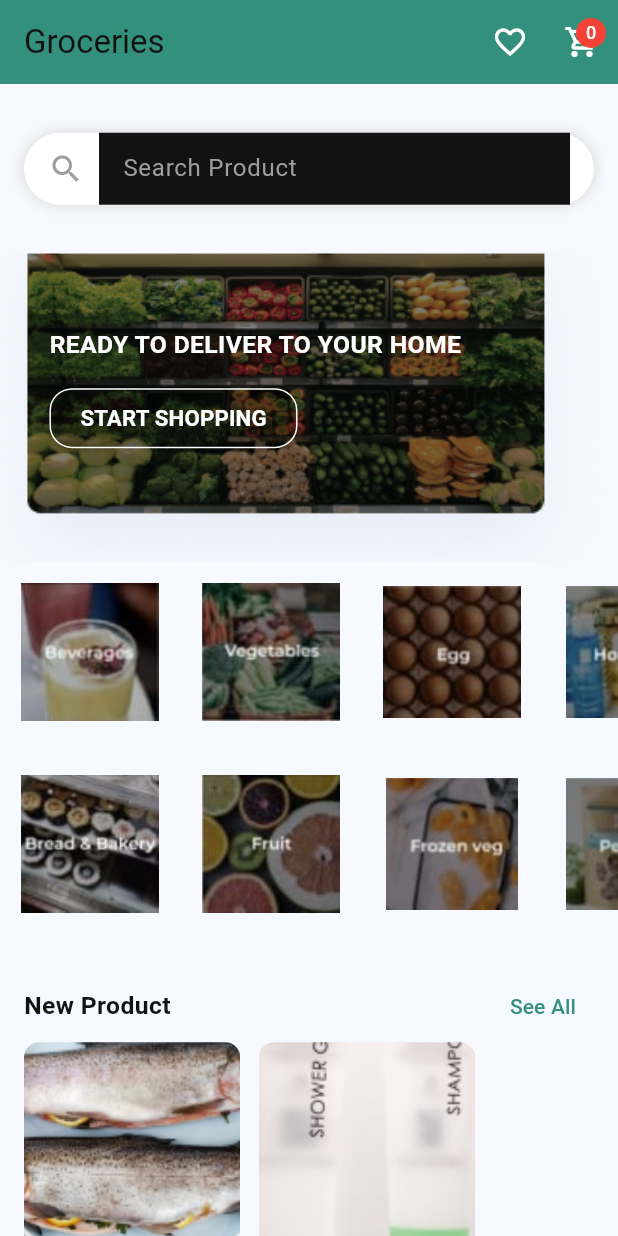
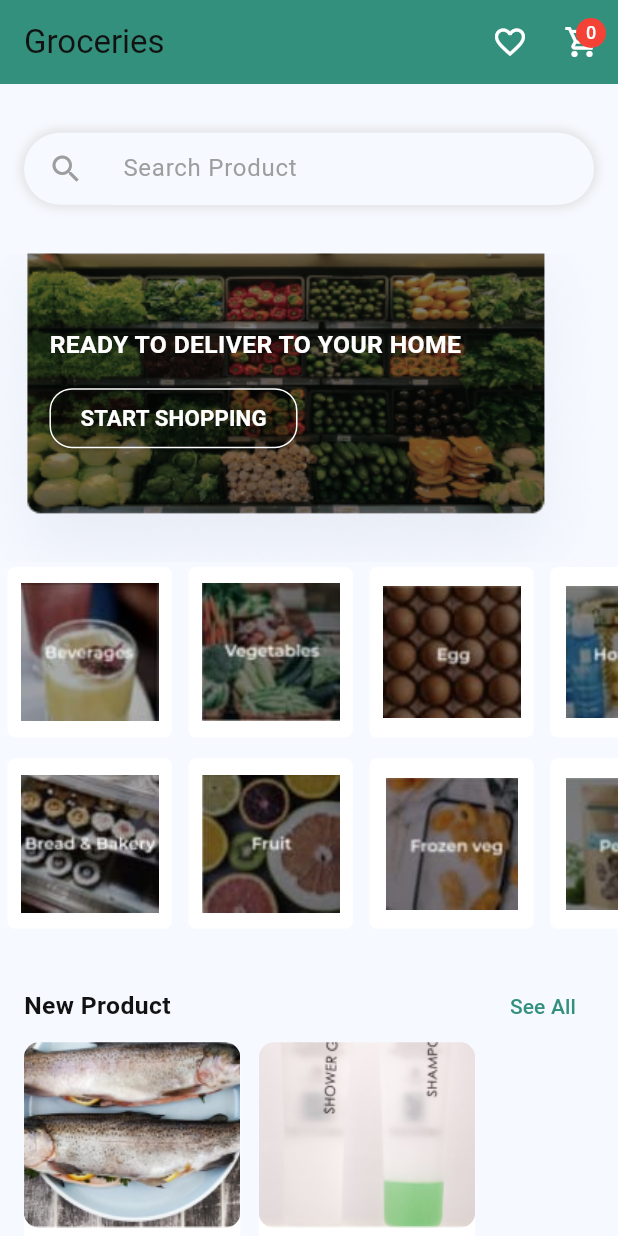
Before and after one commit to pawanbaghel01/daily_mart, a Flutter app: the HomeDashboard screen opened directly, on a phone screen of 412 x 824 dp. Run offline on Flutter 3.47's test engine with Material 3 defaults, Android fonts, the phone set to English and light mode, and no system bars; our stand-ins replace cached_network_image, cloud_firestore, firebase_auth, firebase_core, firebase_storage, get and 1 more; accounts and stored records are empty.

Commit message:
some theme  changes

```diff
--- a/lib/Config/Themes.dart
+++ b/lib/Config/Themes.dart
@@ -8,7 +8,7 @@ var lightTheme = ThemeData(
     backgroundColor: lAppBarColor,
   ),
   inputDecorationTheme: InputDecorationTheme(
-    fillColor: lOnBackgroundColor,
+    fillColor: lBackgroundColor,
     filled: true,
     border: UnderlineInputBorder(
       borderSide: BorderSide.none,
@@ -31,7 +31,7 @@ var darkTheme = ThemeData(
     backgroundColor: dAppBarColor,
   ),
   inputDecorationTheme: InputDecorationTheme(
-    fillColor: dBackgroundColor,
+    fillColor: dOnBackgroundColor,
     filled: true,
     border: UnderlineInputBorder(
       borderSide: BorderSide.none,
--- a/lib/views/home_dashboard.dart
+++ b/lib/views/home_dashboard.dart
@@ -57,12 +57,12 @@ class HomeDashboard extends StatelessWidget {
             SizedBox(height: screenHeight * 0.02),
             // Search Bar
             Container(
-              color: Colors.transparent,
+             // color: Colors.amber,
               child: Container(
                 margin: const EdgeInsets.all(16.0),
                 padding: const EdgeInsets.symmetric(horizontal: 16.0),
                 decoration: BoxDecoration(
-                  color: Colors.white,
+                   color: Theme.of(context).colorScheme.surface,
                   borderRadius: BorderRadius.circular(30.0),
                   boxShadow: [
                     BoxShadow(
@@ -72,16 +72,17 @@ class HomeDashboard extends StatelessWidget {
                     ),
                   ],
                 ),
-                child: const Row(
+                child:  Row(
                   children: [
-                    Icon(Icons.search, color: Colors.grey),
-                    SizedBox(width: 10),
+                    const Icon(Icons.search, color: Colors.grey),
+                    const SizedBox(width: 10),
                     Expanded(
                       child: TextField(
                         decoration: InputDecoration(
-                          border: InputBorder.none,
                           hintText: 'Search Product',
-                          hintStyle: TextStyle(color: Colors.grey),
+                          fillColor:Theme.of(context).colorScheme.surface,
+                          filled: true,
+                          hintStyle: const TextStyle(color: Colors.grey),
                         ),
                       ),
                     ),
@@ -267,10 +268,17 @@ class HomeDashboard extends StatelessWidget {
             onTap: () {
               Get.to(const BeveragesPage());
             },
+            child: Padding(
+              padding: const EdgeInsets.symmetric(horizontal: 5,vertical: 3),
               child: Container(
                 height: 200,
                 width: 100,
+                decoration: BoxDecoration(
+                    color: Theme.of(context).colorScheme.primaryContainer,
+                    borderRadius: BorderRadius.circular(5),
+                  ),
                 child: Image.asset(categories[index]),
+              ),
             ),
           );
         },
@@ -310,13 +318,18 @@ class HomeDashboard extends StatelessWidget {
             ],
           ),
           SizedBox(
-            height: screenHeight * 0.3,
+            height: screenHeight * 0.25,
             child: ListView.builder(
               scrollDirection: Axis.horizontal,
               itemCount: products.length,
               itemBuilder: (context, index) {
                 return Padding(
                   padding: EdgeInsets.only(right: screenWidth * 0.03),
+                  child: Container(
+                  decoration: BoxDecoration(
+                    color: Theme.of(context).colorScheme.primaryContainer,
+                    borderRadius: BorderRadius.circular(15),
+                  ),
                     child: Column(
                       children: [
                         ClipRRect(
@@ -324,17 +337,19 @@ class HomeDashboard extends StatelessWidget {
                           child: Image.asset(
                             products[index]["image"]!,
                             width: screenWidth * 0.35,
-                          height: screenHeight * 0.2,
+                            height: screenHeight * 0.15,
                             fit: BoxFit.cover,
                           ),
                         ),
-                      SizedBox(height: screenHeight * 0.01),
+                        const Spacer(),
                         Text(products[index]["name"]!),
                         Text(
                           products[index]["price"]!,
                           style: const TextStyle(color: Colors.green),
                         ),
+                        SizedBox(height: screenHeight * 0.01),
                       ],
+                    ),
                   ),
                 );
               },
--- a/lib/views/loginpage_view.dart
+++ b/lib/views/loginpage_view.dart
@@ -4,6 +4,7 @@ import 'package:flutter/material.dart';
 import 'package:get/get.dart';
 import 'package:daily_mart/controllers/auth_controller.dart';
 
+// ignore: must_be_immutable
 class LoginPageView extends StatelessWidget {
   final AuthController controller = Get.put(AuthController());
   OnbordingStatusController onbordingStatusController = Get.put(OnbordingStatusController());
```
Also changed, not shown: lib/views/beverages_page.dart (+5 -6 lines), lib/views/browse_page.dart (+8 -4 lines), lib/views/order_history_page.dart (+13 -14 lines). Lines whose indentation alone changed are shown as unchanged.
